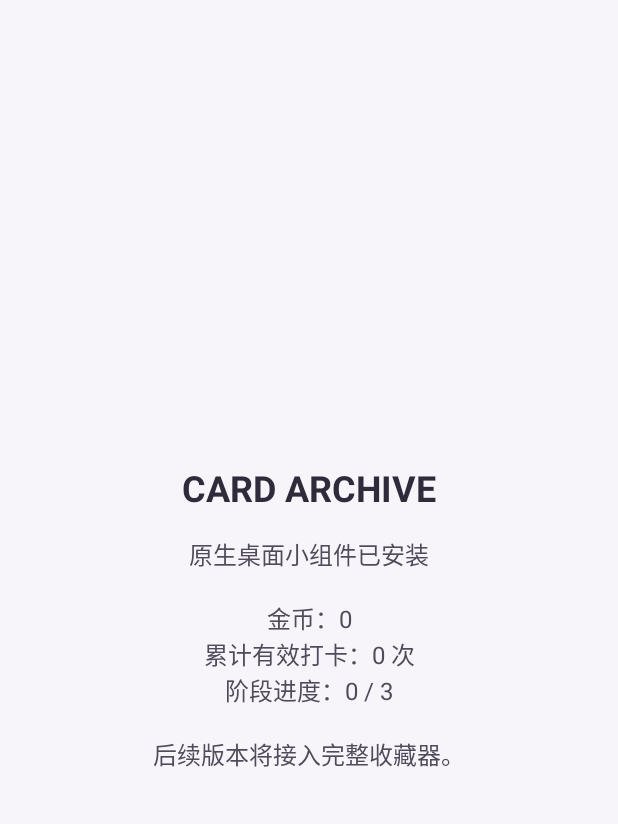
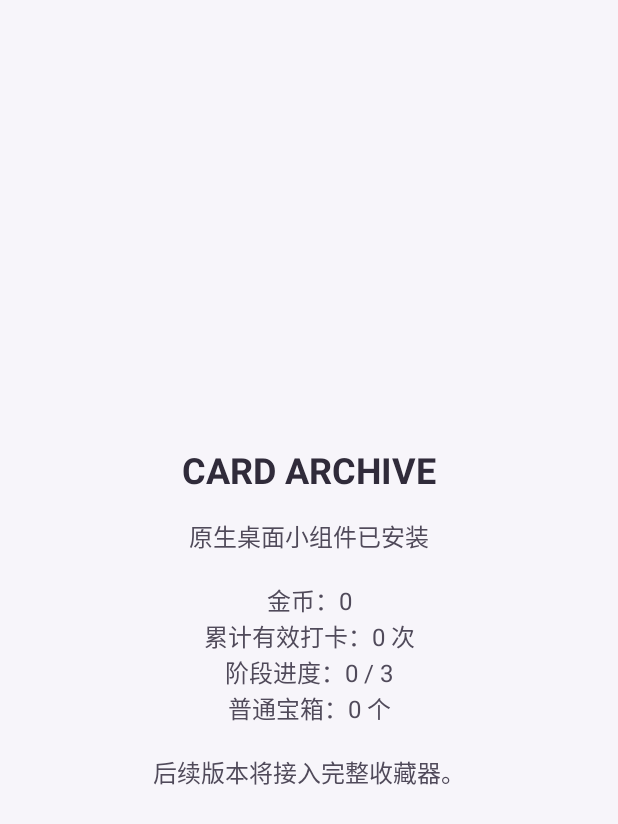
Before and after one commit to FFFK-35/-CARD-ARCHIVE-ANDROID, an Android app: the screen it shows after launch (MainActivity), on a phone screen of 412 x 824 dp. Shown: the top 824 px of the screen. Run offline under Robolectric (Android 15) with nearby library versions, the phone set to English and light mode, and no system bars.

Commit message:
feat: show chest inventory in launcher screen

```diff
--- a/app/src/main/java/com/cardarchive/widget/MainActivity.kt
+++ b/app/src/main/java/com/cardarchive/widget/MainActivity.kt
@@ -26,7 +26,7 @@ class MainActivity : Activity() {
             typeface = Typeface.DEFAULT_BOLD
         }
         val details = TextView(this).apply {
-            text = "原生桌面小组件已安装\n\n金币：${state.coins}\n累计有效打卡：${state.totalCheckIns} 次\n阶段进度：${state.stageProgress} / 3\n\n后续版本将接入完整收藏器。"
+            text = "原生桌面小组件已安装\n\n金币：${state.coins}\n累计有效打卡：${state.totalCheckIns} 次\n阶段进度：${state.stageProgress} / 3\n普通宝箱：${state.chestCount} 个\n\n后续版本将接入完整收藏器。"
             textSize = 16f
             setTextColor(Color.rgb(80, 74, 90))
             gravity = Gravity.CENTER
```
